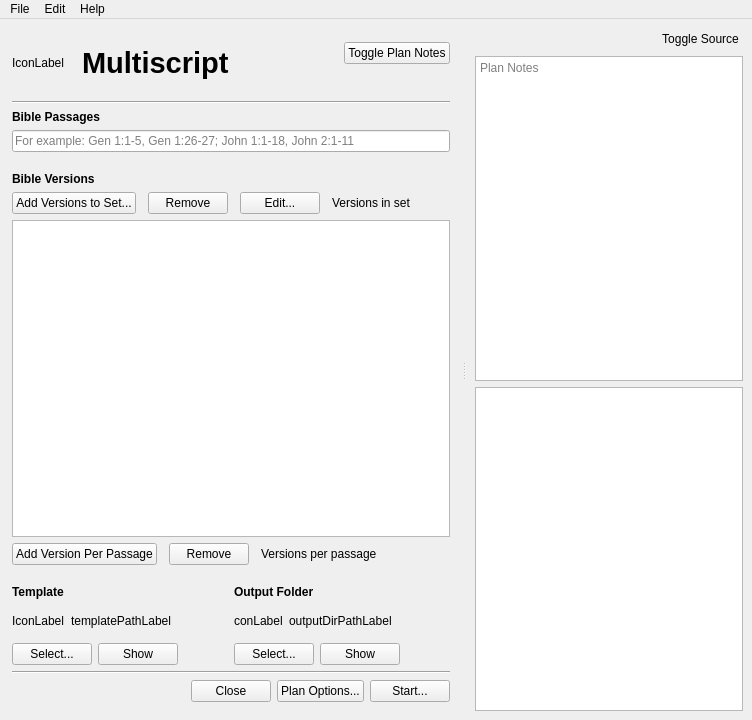
Old version of the form multiscript/ui/main_window.ui in the repository multiscript/multiscript.
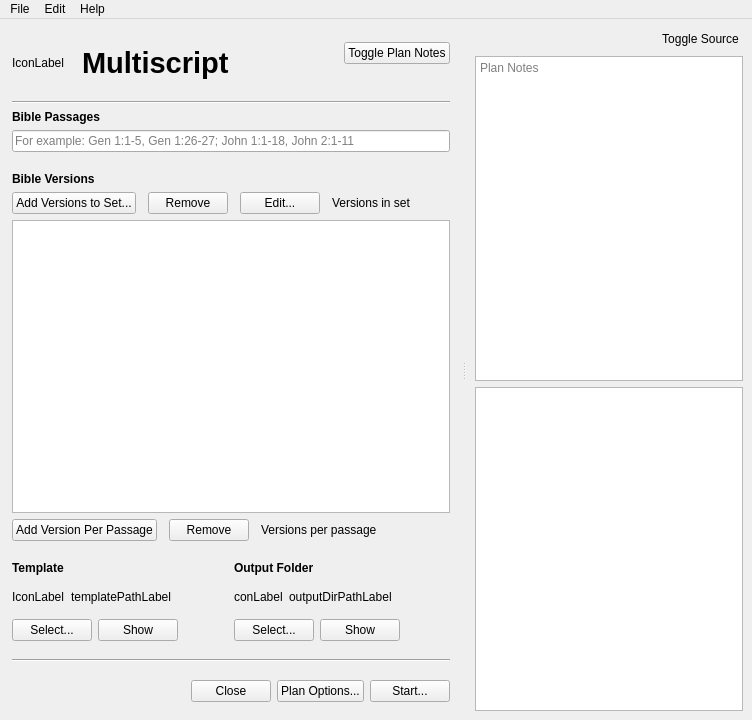
New version of the form. Custom widgets are drawn as their Qt base class.

Commit message: Fix PC margins

Patch:
```diff
--- a/multiscript/ui/main_window.ui
+++ b/multiscript/ui/main_window.ui
@@ -179,7 +179,7 @@
             <number>0</number>
            </property>
            <property name="bottomMargin">
-            <number>0</number>
+            <number>12</number>
            </property>
            <item>
             <widget class="QLabel" name="passagesLabel">
@@ -525,7 +525,7 @@
             <number>0</number>
            </property>
            <property name="topMargin">
-            <number>0</number>
+            <number>12</number>
            </property>
            <property name="rightMargin">
             <number>0</number>
```
The commit also changes 2 other files.
